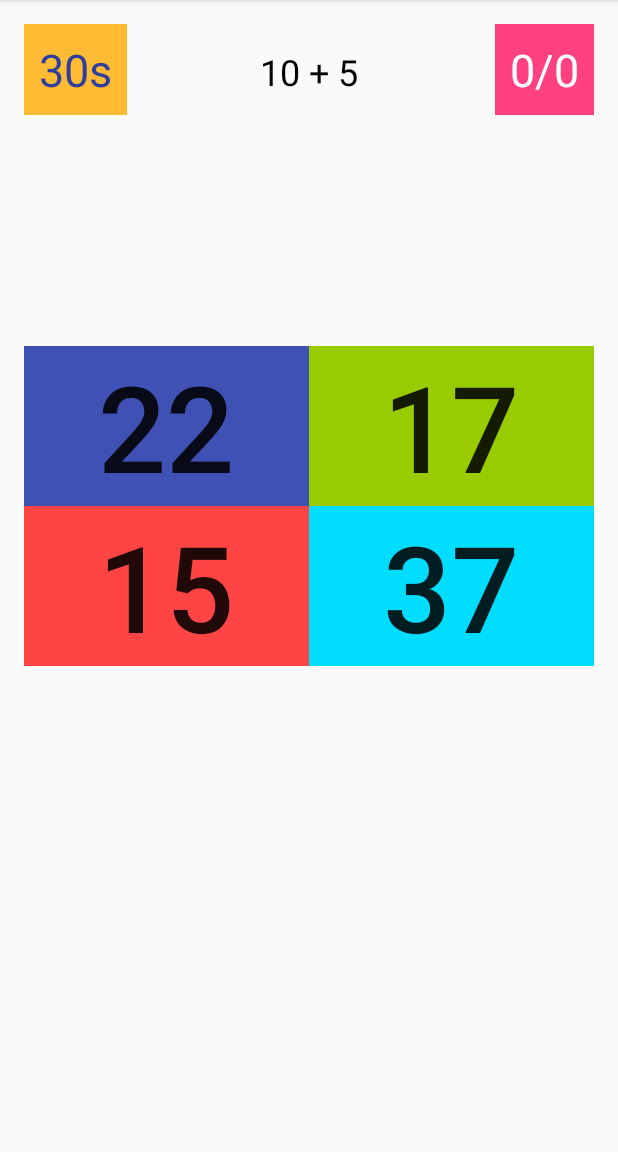
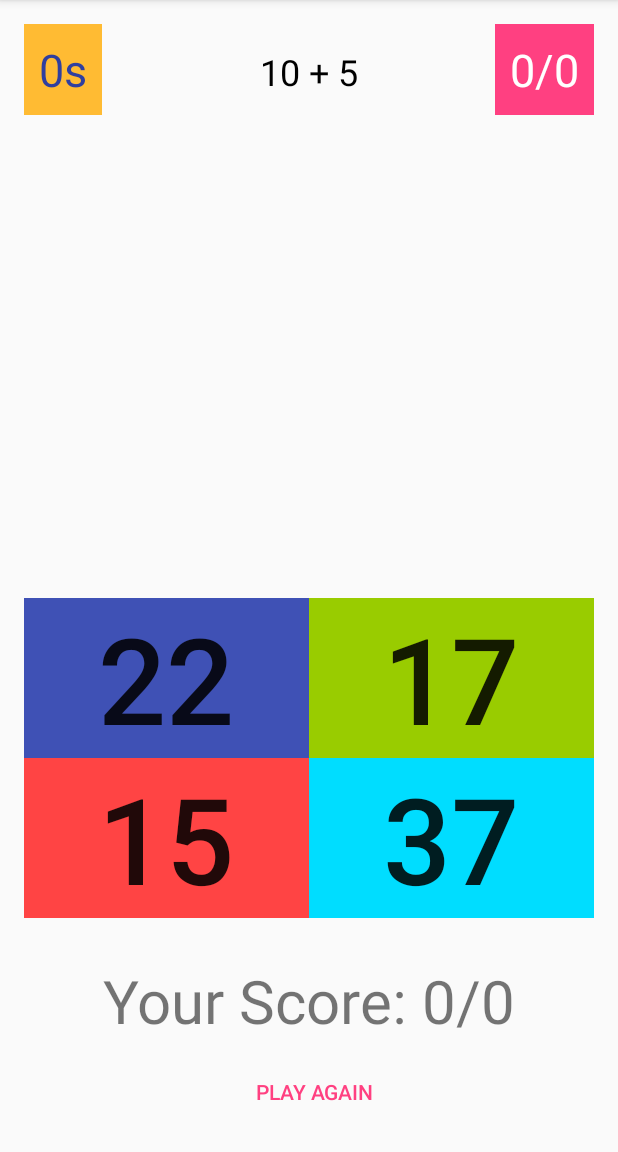
Before and after one commit to rudiss/BrainTrainer-AndroidApp, an Android app: the screen it shows after launch (MainActivity), on a phone screen of 412 x 824 dp, the part 84-1236 px from its top. Run offline under Robolectric (Android 15) with nearby library versions, the phone set to English and light mode, and no system bars.

Commit message:
game timmer finish

```diff
--- a/app/src/main/java/com/rudisdev/braintrainerapp/MainActivity.java
+++ b/app/src/main/java/com/rudisdev/braintrainerapp/MainActivity.java
@@ -1,5 +1,6 @@
 package com.rudisdev.braintrainerapp;
 
+import android.os.CountDownTimer;
 import android.support.v7.app.AppCompatActivity;
 import android.os.Bundle;
 import android.util.Log;
@@ -20,6 +21,7 @@ public class MainActivity extends AppCompatActivity {
 
     TextView resultTextView;
     TextView pointsTextView;
+    TextView timerTextView;
 
 
     TextView sumTextView;
@@ -85,7 +87,10 @@ public class MainActivity extends AppCompatActivity {
         }
 
         numberOfQuestions++;
+        timerTextView = (TextView) findViewById(R.id.timerTextView);
         pointsTextView.setText(Integer.toString(score) + "/" + Integer.toString(numberOfQuestions));
+
+
         generateQuestion();
 
     }
@@ -112,9 +117,25 @@ public class MainActivity extends AppCompatActivity {
 
         resultTextView = (TextView) findViewById(R.id.textView5);
         pointsTextView = (TextView) findViewById(R.id.pointsTextView);
+        timerTextView = (TextView) findViewById(R.id.timerTextView);
 
         generateQuestion();
 
+        new CountDownTimer(3100, 1000) {
+
+            @Override
+            public void onTick(long l) {
+
+                timerTextView.setText(String.valueOf(l / 1000) + "s");
+
+            }
+
+            @Override
+            public void onFinish() {
+                timerTextView.setText("0s");
+                resultTextView.setText("Your Score: " + Integer.toString(score) + "/" + Integer.toString(numberOfQuestions));
+            }
+        }.start();
 
     }
 }
--- a/app/src/main/res/layout/activity_main.xml
+++ b/app/src/main/res/layout/activity_main.xml
@@ -1,6 +1,6 @@
 <?xml version="1.0" encoding="utf-8"?>
  <RelativeLayout xmlns:android="http://schemas.android.com/apk/res/android"
-    xmlns:tools="http://schemas.android.com/tools"
+     xmlns:tools="http://schemas.android.com/tools"
     android:id="@+id/activity_main"
     android:layout_width="match_parent"
     android:layout_height="match_parent"
@@ -80,9 +80,10 @@
     <GridLayout
         android:layout_width="match_parent"
         android:layout_height="wrap_content"
-        android:layout_alignBottom="@+id/startButton"
+        android:layout_above="@+id/textView5"
         android:layout_alignParentLeft="true"
-        android:layout_alignParentStart="true">
+        android:layout_alignParentStart="true"
+        android:layout_marginBottom="28dp">
 
         <Button
             android:text="3"
@@ -145,4 +146,14 @@
             android:onClick="chooseAnswer" />
     </GridLayout>
 
+    <Button
+        android:text="Play Again"
+        android:layout_width="wrap_content"
+        android:layout_height="wrap_content"
+        android:layout_alignParentBottom="true"
+        android:layout_alignLeft="@+id/sumTextView"
+        android:layout_alignStart="@+id/sumTextView"
+        android:id="@+id/button6"
+        style="@style/Widget.AppCompat.Button.Borderless.Colored" />
+
 </RelativeLayout>
```
